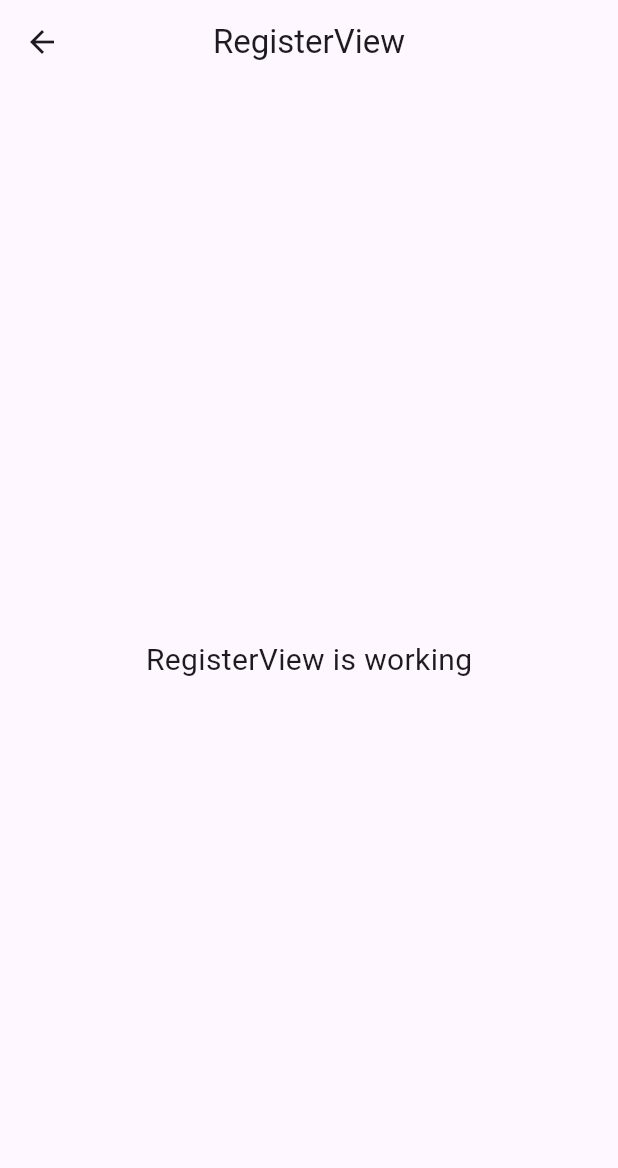
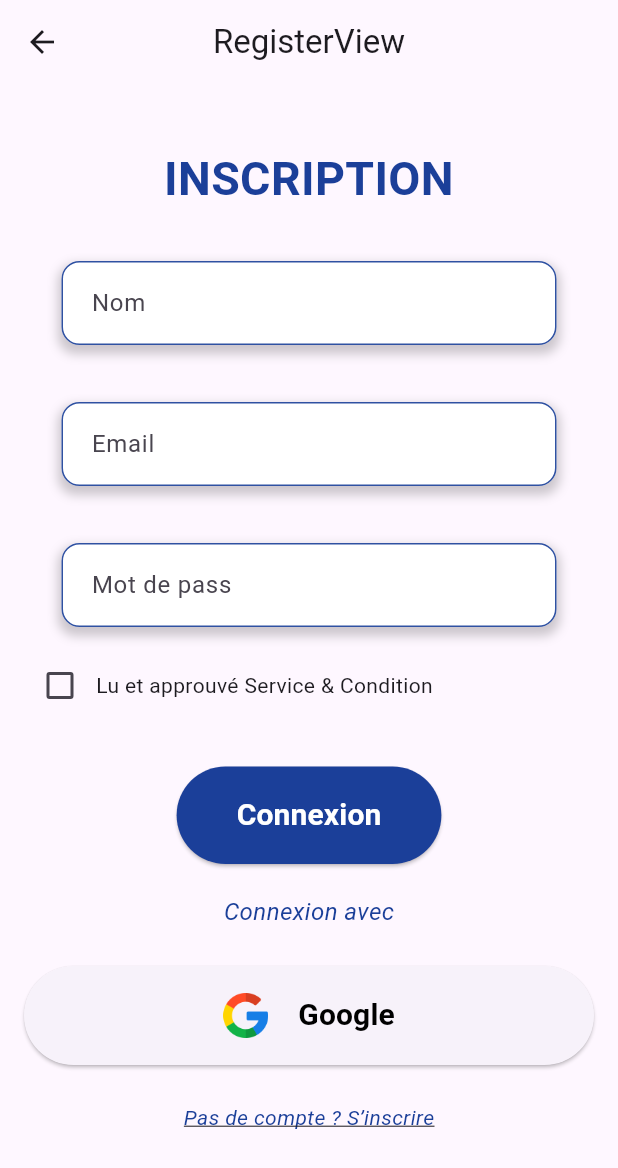
Before and after one commit to Georges987/chat, a Flutter app: the RegisterView screen opened by its route, on a phone screen of 412 x 824 dp. Shown: the top 1168 px of the screen. Run offline on Flutter 3.47's test engine with Material 3 defaults, Android fonts, the phone set to English and light mode, and no system bars; our stand-ins replace firebase_auth, firebase_core, get, get_storage; accounts and stored records are empty.

```diff
--- a/lib/app/components/login_input.dart
+++ b/lib/app/components/login_input.dart
@@ -41,6 +41,7 @@ class _LoginInputState extends State<LoginInput> {
       child: TextFormField(
         controller: _editingController,
         onChanged: widget.onTextChanged,
+        obscureText: widget.type == TextInputType.visiblePassword,
         decoration: InputDecoration(
           labelText: widget.label,
           border: OutlineInputBorder(
--- a/lib/app/controllers/auth_controller.dart
+++ b/lib/app/controllers/auth_controller.dart
@@ -34,12 +34,15 @@ class AuthController extends GetxController {
     super.onClose();
   }
 
-  void signUp(String email, String password) async {
+  Future<AuthUser?> signUp(String email, String password) async {
     AuthUser? user = await _authService.signUp(email, password);
     if (user != null) {
       // Utilisateur enregistré avec succès
+      user_storage.saveUser(user.displayName!, user.email!);
+      return user;
     } else {
       // Erreur lors de l'enregistrement
+      return null;
     }
   }
 
@@ -47,11 +50,11 @@ class AuthController extends GetxController {
     AuthUser? user = await _authService.signIn(email, password);
     if (user != null) {
       // Utilisateur connecté avec succès
-      user_storage.saveUser(user.displayName!, user.email!, password);
+      user_storage.saveUser(user.displayName!, user.email!);
       return user;
     } else {
       // Erreur lors de la connexion
-      return user;
+      return null;
     }
   }
 
--- a/lib/app/controllers/user_storage.dart
+++ b/lib/app/controllers/user_storage.dart
@@ -2,12 +2,22 @@ import 'package:get/get.dart';
 import 'package:get_storage/get_storage.dart';
 
 class UserStorage extends GetxController {
-
   final box = GetStorage();
 
-  void saveUser(String username, String email, String password) async {
+  void saveUser(String username, String email) async {
     await box.write('username', username);
     await box.write('email', email);
+  }
+
+  void saveUsername(String username) async {
+    await box.write('username', username);
+  }
+
+  void saveEmail(String email) async {
+    await box.write('email', email);
+  }
+
+  void savePassword(String password) async {
     await box.write('password', password);
   }
 
--- a/lib/app/modules/register/views/register_view.dart
+++ b/lib/app/modules/register/views/register_view.dart
@@ -1,6 +1,8 @@
+import 'package:chat/app/components/login_input.dart';
 import 'package:flutter/material.dart';
 
 import 'package:get/get.dart';
+import 'package:get_storage/get_storage.dart';
 
 import '../controllers/register_controller.dart';
 
@@ -13,10 +15,141 @@ class RegisterView extends GetView<RegisterController> {
         title: const Text('RegisterView'),
         centerTitle: true,
       ),
-      body: const Center(
-        child: Text(
-          'RegisterView is working',
-          style: TextStyle(fontSize: 20),
+      body: SingleChildScrollView(
+        child: Center(
+          child: Padding(
+            padding: const EdgeInsets.all(16.0),
+            child: Form(
+              key: controller.formKey,
+              child: Column(
+                mainAxisAlignment: MainAxisAlignment.center,
+                //crossAxisAlignment: CrossAxisAlignment.start,
+                children: [
+                  const SizedBox(height: 25),
+                  const Text(
+                    'INSCRIPTION',
+                    style: TextStyle(
+                        fontSize: 31,
+                        fontWeight: FontWeight.bold,
+                        color: Color(0xff1B3F99)),
+                    textAlign: TextAlign.center,
+                  ),
+                  const SizedBox(height: 25),
+                  LoginInput(
+                    label: "Nom",
+                    type: TextInputType.name,
+                    onTextChanged: (text) {
+                      controller.nomPrenomController.text = text;
+                      debugPrint('Name changed: $text');
+                    },
+                  ),
+                  const SizedBox(height: 30),
+                  LoginInput(
+                    label: "Email",
+                    type: TextInputType.emailAddress,
+                    onTextChanged: (text) {
+                      controller.emailController.text = text;
+                      debugPrint('Email changed: $text');
+                    },
+                  ),
+                  const SizedBox(height: 30),
+                  LoginInput(
+                    label: "Mot de pass",
+                    type: TextInputType.visiblePassword,
+                    onTextChanged: (text) {
+                      controller.passwordController.text = text;
+                      debugPrint('Password changed: $text');
+                    },
+                  ),
+                  const SizedBox(height: 15),
+                  Row(
+                    children: [
+                      Obx(
+                        () => Checkbox(
+                          value: controller.isAccepted.value,
+                          onChanged: (value) {
+                            controller.isAccepted.value = value!;
+                          },
+                        ),
+                      ),
+                      const Text('Lu et approuvé Service & Condition'),
+                    ],
+                  ),
+                  const SizedBox(height: 30),
+                  ElevatedButton(
+                    onPressed: () {
+                      if (controller.formKey.currentState!.validate() &&
+                          controller.isAccepted.value) {
+                        controller.register();
+                      } else {
+                        Get.snackbar(
+                          'Erreur',
+                          'Veuillez accepter les conditions',
+                          snackPosition: SnackPosition.BOTTOM,
+                          backgroundColor: Colors.red,
+                          colorText: Colors.white,
+                        );
+                      }
+                    },
+                    style: ElevatedButton.styleFrom(
+                      backgroundColor: const Color(0xff1B3F99),
+                      padding: const EdgeInsets.fromLTRB(40, 18, 40, 18),
+                    ),
+                    child: const Text(
+                      'Connexion',
+                      style: TextStyle(
+                          fontSize: 20,
+                          fontWeight: FontWeight.bold,
+                          color: Colors.white),
+                    ),
+                  ),
+                  const SizedBox(height: 20),
+                  const Text(
+                    'Connexion avec',
+                    style: TextStyle(
+                        fontSize: 16,
+                        color: Color(0xff1B3F99),
+                        fontStyle: FontStyle.italic),
+                  ),
+                  const SizedBox(height: 25),
+                  ElevatedButton(
+                    onPressed: () {},
+                    style: ElevatedButton.styleFrom(
+                      padding: const EdgeInsets.fromLTRB(40, 18, 40, 18),
+                    ),
+                    child: Row(
+                      mainAxisAlignment: MainAxisAlignment.center,
+                      children: [
+                        Image.asset(
+                          "assets/images/icons/google.png",
+                          width: 30.0,
+                          height: 30.0,
+                        ),
+                        const SizedBox(width: 20),
+                        const Text(
+                          'Google',
+                          style: TextStyle(
+                              fontSize: 20,
+                              fontWeight: FontWeight.bold,
+                              color: Colors.black),
+                        ),
+                      ],
+                    ),
+                  ),
+                  const SizedBox(height: 25),
+                  const Text(
+                    "Pas de compte ? S’inscrire",
+                    style: TextStyle(
+                      color: Color(0xff1B3F99),
+                      fontStyle: FontStyle.italic,
+                      decoration: TextDecoration
+                          .underline, // Souligner le texte pour indiquer que c'est un lien
+                    ),
+                  )
+                ],
+              ),
+            ),
+          ),
         ),
       ),
     );
--- a/lib/app/modules/splash/views/splash_view.dart
+++ b/lib/app/modules/splash/views/splash_view.dart
@@ -29,8 +29,8 @@ class SplashView extends GetView<SplashController> {
           ),
           Obx(
             () => Text(
-              controller.count.string,
-              style: TextStyle(
+              controller.version.value,
+              style: const TextStyle(
                 fontSize: 10,
                 fontWeight: FontWeight.normal,
               ),
--- a/lib/env.dart
+++ b/lib/env.dart
@@ -1 +1,2 @@
 const APP_NAME = 'Chat T';
+const APP_VERSION = '1.0.0';
```
Also changed, not shown: lib/app/modules/login/controllers/login_controller.dart (+27 -3 lines), lib/app/modules/login/views/login_view.dart (+26 -19 lines), lib/app/modules/register/controllers/register_controller.dart (+42 -5 lines), lib/app/modules/splash/controllers/splash_controller.dart (+6 -8 lines).
